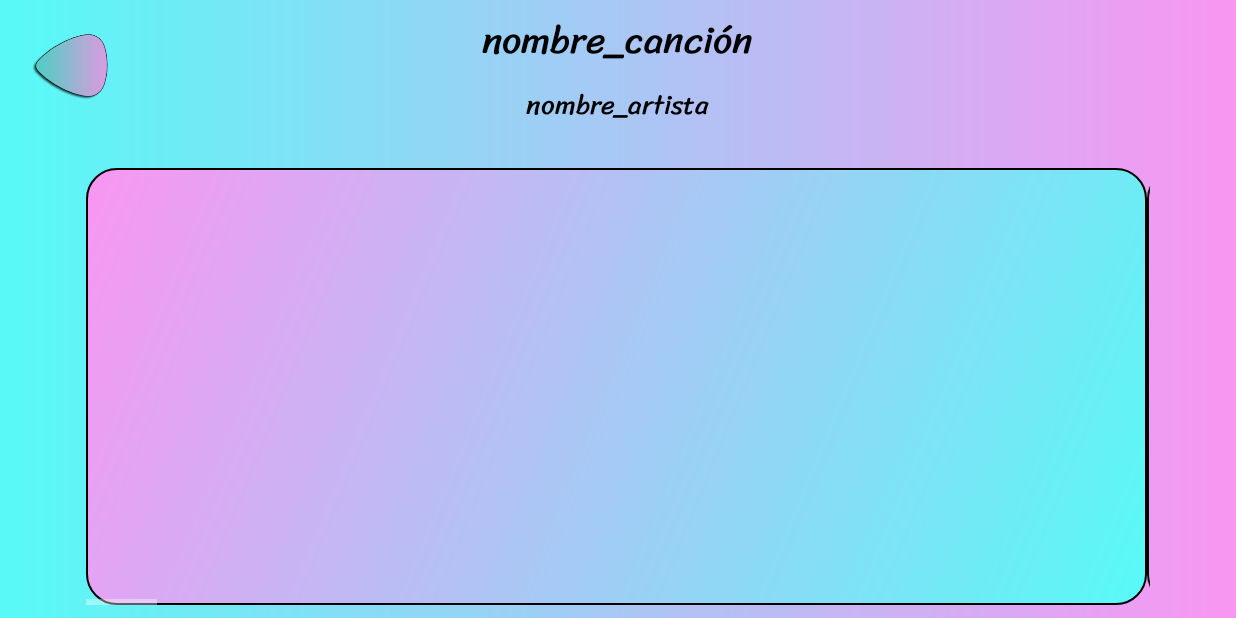
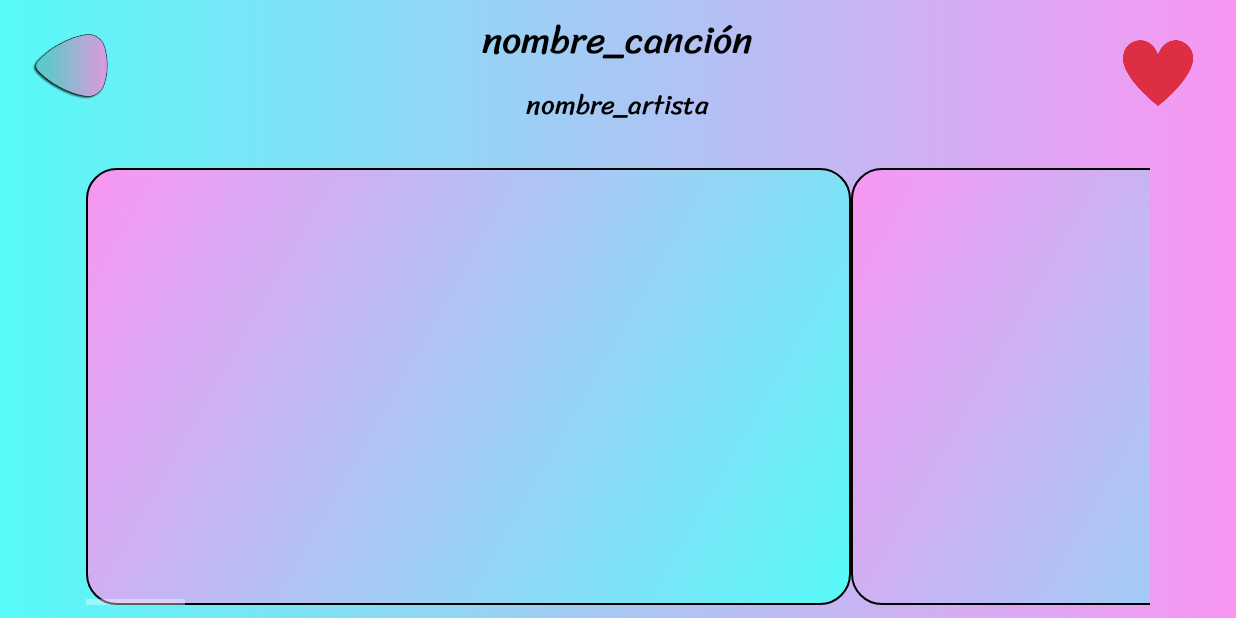
Before and after one commit to JBetancur0/PlayTabs_TFG, an Android app: the detalles_tab_activity screen opened directly, with no data from a screen before it, on a phone screen of 824 x 412 dp (held sideways). Run offline under Robolectric (Android 15) with nearby library versions, the phone set to English and light mode, and no system bars; our stand-ins replace Firebase (no records; nobody signed in at launch, a user with empty details on screens opened directly); Roboto replaces fonts that are not available here; 6 statements that could not run were skipped.

Commit message:
Visualizador de tabs terminado Añadido el sistema de favoritos

```diff
--- a/app/src/main/java/com/juancho_dam/playtabs/detalles_tab_activity.java
+++ b/app/src/main/java/com/juancho_dam/playtabs/detalles_tab_activity.java
@@ -1,19 +1,36 @@
 package com.juancho_dam.playtabs;
 
 import androidx.annotation.NonNull;
+import androidx.appcompat.app.AlertDialog;
 import androidx.appcompat.app.AppCompatActivity;
+import androidx.transition.ChangeImageTransform;
+import androidx.transition.Scene;
+import androidx.transition.TransitionManager;
 
+import android.content.DialogInterface;
 import android.content.Intent;
+import android.graphics.drawable.Animatable;
+import android.graphics.drawable.Drawable;
 import android.os.Bundle;
 import android.util.Log;
 import android.view.View;
+import android.view.animation.Animation;
+import android.view.animation.AnimationUtils;
 import android.widget.EditText;
 import android.widget.ImageView;
 import android.widget.LinearLayout;
 import android.widget.TextView;
+import android.widget.Toast;
 
 import com.google.android.gms.tasks.OnFailureListener;
 import com.google.android.gms.tasks.OnSuccessListener;
+import com.google.firebase.auth.FirebaseAuth;
+import com.google.firebase.auth.FirebaseUser;
+import com.google.firebase.database.DataSnapshot;
+import com.google.firebase.database.DatabaseError;
+import com.google.firebase.database.DatabaseReference;
+import com.google.firebase.database.FirebaseDatabase;
+import com.google.firebase.database.ValueEventListener;
 import com.google.firebase.storage.FirebaseStorage;
 import com.google.firebase.storage.ListResult;
 import com.google.firebase.storage.StorageReference;
@@ -25,6 +42,7 @@ import java.util.ArrayList;
 
 public class detalles_tab_activity extends AppCompatActivity {
 
+    private Tab t;
     private ImageView viewTab1;
     private ImageView viewTab2;
     private ImageView viewTab3;
@@ -44,8 +62,11 @@ public class detalles_tab_activity extends AppCompatActivity {
     private LinearLayout scrollCont;
     private TextView nombreTab;
     private TextView nombreArtista;
-    private ImageView btnAtras;
-
+    private FirebaseDatabase database;
+    private FirebaseAuth mAuth;
+    private FirebaseUser currentUser;
+    private ImageView btn_addFav;
+    private boolean isFav;
     @Override
     protected void onCreate(Bundle savedInstanceState) {
         super.onCreate(savedInstanceState);
@@ -66,27 +87,79 @@ public class detalles_tab_activity extends AppCompatActivity {
         viewTab13 = findViewById(R.id.tabView13);
         viewTab14 = findViewById(R.id.tabView14);
         viewTab15 = findViewById(R.id.tabView15);
+
+        btn_addFav = findViewById(R.id.btn_addFav);
         scrollCont = findViewById(R.id.scrollContainer);
         nombreTab = findViewById(R.id.txt_nombreTab);
         nombreArtista = findViewById(R.id.txt_nombreArtista);
-        btnAtras = findViewById(R.id.btn_backDetails);
 
+        database = FirebaseDatabase.getInstance();
+        mAuth = FirebaseAuth.getInstance();
+        currentUser = mAuth.getCurrentUser();
         storage = FirebaseStorage.getInstance();
 
 
         Intent i = getIntent();
 
         String idTab = "";
+        StorageReference listRef = null;
         if (i != null){
 
-            Tab t  = (Tab) i.getSerializableExtra(TabViewHolder.EXTRA_TAB_ITEM);
+            t  = (Tab) i.getSerializableExtra(TabViewHolder.EXTRA_TAB_ITEM);
             nombreTab.setText(t.getNombreCancion());
             nombreArtista.setText(t.getArtista());
             idTab = t.getIdCancion();
+            listRef = storage.getReference().child(t.getIdCancion()+"/");
         }
 
+        DatabaseReference refFavs = FirebaseDatabase.getInstance().getReference("favUsers").child(currentUser.getDisplayName());;
+        ArrayList<String> listFavs = new ArrayList<String>();
+        refFavs.addValueEventListener(new ValueEventListener() {
+            @Override
+            public void onDataChange(@NonNull DataSnapshot snapshot) {
 
-        StorageReference listRef = storage.getReference().child("1/");
+                for(DataSnapshot dataSnapshot : snapshot.getChildren())
+                {
+                    String s = (String) dataSnapshot.getValue(String.class);
+                    listFavs.add(s);
+                }
+
+                if (listFavs.contains(t.getIdCancion())){
+
+                    isFav = true;
+                }
+
+                else{
+
+                    isFav = false;
+
+                }
+
+                listFavs.clear();
+
+                if (isFav == true){
+
+                    btn_addFav.setImageResource(R.drawable.fav_heart_f);
+
+                }
+
+                else{
+
+                    btn_addFav.setImageResource(R.drawable.fav_heart);
+
+                }
+
+            }
+
+            @Override
+            public void onCancelled(@NonNull DatabaseError error) {
+
+            }
+        });
+
+
+
+
 
         String finalIdTab = idTab;
         listRef.listAll()
@@ -114,10 +187,8 @@ public class detalles_tab_activity extends AppCompatActivity {
 
                         for (StorageReference item : listResult.getItems()) {
                             numFotos++;
-                            // All the items under listRef.
                         }
                         String numF = String.valueOf(numFotos);
-                        Log.i("numF", numF);
 
                         int cont = 1;
                         for (ImageView i : imagenesTab){
@@ -139,9 +210,9 @@ public class detalles_tab_activity extends AppCompatActivity {
                 })
                 .addOnFailureListener(new OnFailureListener() {
                     @Override
+
                     public void onFailure(@NonNull Exception e) {
-                        // Uh-oh, an error occurred!ç
-                        Log.i("numF", "Error");
+
                     }
                 });
 
@@ -152,4 +223,76 @@ public class detalles_tab_activity extends AppCompatActivity {
 
         finish();
     }
+
+    public void addFav(View view) {
+
+        Intent i = getIntent();
+        Tab t  = (Tab) i.getSerializableExtra(TabViewHolder.EXTRA_TAB_ITEM);
+
+
+        if(isFav == true){
+
+            AlertDialog.Builder builder = new AlertDialog.Builder(this);
+            builder.setMessage("¿Deseas eliminar esta tablatura de favoritos?")
+                    .setTitle("Eliminar de Favoritos")
+                    .setPositiveButton("Si", new DialogInterface.OnClickListener() {
+                        public void onClick(DialogInterface dialog, int id) {
+                            String userName = currentUser.getDisplayName();
+
+                            DatabaseReference myRef = database.getInstance().getReference("favUsers/"+currentUser.getDisplayName()+"/"+t.getIdCancion());
+                            myRef.removeValue();
+
+                            myRef.removeValue(new DatabaseReference.CompletionListener() {
+                                @Override
+                                public void onComplete(DatabaseError error, DatabaseReference ref) {
+                                    if (error != null) {
+
+                                    } else {
+                                        Toast.makeText(detalles_tab_activity.this, "La tablatura se eliminó de favoritos", Toast.LENGTH_LONG).show();
+                                    }
+                                }
+                            });
+
+
+                        }
+                    })
+                    .setNegativeButton("No", new DialogInterface.OnClickListener() {
+                        public void onClick(DialogInterface dialog, int id) {
+                            Toast.makeText(detalles_tab_activity.this, "Operación cancelada", Toast.LENGTH_LONG).show();
+                        }
+                    });
+            builder.show();
+
+        }
+
+        else if(isFav == false){
+
+            AlertDialog.Builder builder = new AlertDialog.Builder(this);
+            builder.setMessage("¿Deseas añadir esta tablatura a favoritos?")
+                    .setTitle("Añadir a Favoritos")
+                    .setPositiveButton("Si", new DialogInterface.OnClickListener() {
+                        public void onClick(DialogInterface dialog, int id) {
+
+                            DatabaseReference myRef = database.getReference();
+
+                            String userName = currentUser.getDisplayName();
+
+                            myRef.child("favUsers").child(userName).child(t.getIdCancion()).setValue(t.getIdCancion());
+
+                            Toast.makeText(detalles_tab_activity.this, "La tablatura se añadió a favoritos", Toast.LENGTH_LONG).show();
+
+                        }
+                    })
+                    .setNegativeButton("No", new DialogInterface.OnClickListener() {
+                        public void onClick(DialogInterface dialog, int id) {
+                            Toast.makeText(detalles_tab_activity.this, "Operación cancelada", Toast.LENGTH_LONG).show();
+                        }
+                    });
+            builder.show();
+
+
+
+        }
+
+    }
 }
--- a/app/src/main/res/layout/activity_detalles_tab.xml
+++ b/app/src/main/res/layout/activity_detalles_tab.xml
@@ -25,91 +25,91 @@
 
             <ImageView
                 android:id="@+id/tabView1"
-                android:layout_width="707dp"
+                android:layout_width="510dp"
                 android:layout_height="match_parent"
                 app:srcCompat="@drawable/button_radius" />
 
             <ImageView
                 android:id="@+id/tabView2"
-                android:layout_width="707dp"
+                android:layout_width="510dp"
                 android:layout_height="match_parent"
                 app:srcCompat="@drawable/button_radius" />
 
             <ImageView
                 android:id="@+id/tabView3"
-                android:layout_width="707dp"
+                android:layout_width="510dp"
                 android:layout_height="match_parent"
                 app:srcCompat="@drawable/button_radius" />
 
             <ImageView
                 android:id="@+id/tabView4"
-                android:layout_width="707dp"
+                android:layout_width="510dp"
                 android:layout_height="match_parent"
                 app:srcCompat="@drawable/button_radius" />
 
             <ImageView
                 android:id="@+id/tabView5"
-                android:layout_width="707dp"
+                android:layout_width="510dp"
                 android:layout_height="match_parent"
                 app:srcCompat="@drawable/button_radius" />
 
             <ImageView
                 android:id="@+id/tabView6"
-                android:layout_width="707dp"
+                android:layout_width="510dp"
                 android:layout_height="match_parent"
                 app:srcCompat="@drawable/button_radius" />
 
             <ImageView
                 android:id="@+id/tabView7"
-                android:layout_width="707dp"
+                android:layout_width="510dp"
                 android:layout_height="match_parent"
                 app:srcCompat="@drawable/button_radius" />
 
             <ImageView
                 android:id="@+id/tabView8"
-                android:layout_width="707dp"
+                android:layout_width="510dp"
                 android:layout_height="match_parent"
                 app:srcCompat="@drawable/button_radius" />
 
             <ImageView
                 android:id="@+id/tabView9"
-                android:layout_width="707dp"
+                android:layout_width="510dp"
                 android:layout_height="match_parent"
                 app:srcCompat="@drawable/button_radius" />
 
             <ImageView
                 android:id="@+id/tabView10"
-                android:layout_width="707dp"
+                android:layout_width="510dp"
                 android:layout_height="match_parent"
                 app:srcCompat="@drawable/button_radius" />
 
             <ImageView
                 android:id="@+id/tabView11"
-                android:layout_width="707dp"
+                android:layout_width="510dp"
                 android:layout_height="match_parent"
                 app:srcCompat="@drawable/button_radius" />
 
             <ImageView
                 android:id="@+id/tabView12"
-                android:layout_width="707dp"
+                android:layout_width="510dp"
                 android:layout_height="match_parent"
                 app:srcCompat="@drawable/button_radius" />
 
             <ImageView
                 android:id="@+id/tabView13"
-                android:layout_width="707dp"
+                android:layout_width="510dp"
                 android:layout_height="match_parent"
                 app:srcCompat="@drawable/button_radius" />
 
             <ImageView
                 android:id="@+id/tabView14"
-                android:layout_width="707dp"
+                android:layout_width="510dp"
                 android:layout_height="match_parent"
                 app:srcCompat="@drawable/button_radius" />
 
             <ImageView
                 android:id="@+id/tabView15"
-                android:layout_width="707dp"
+                android:layout_width="510dp"
                 android:layout_height="match_parent"
                 app:srcCompat="@drawable/button_radius" />
         </LinearLayout>
@@ -155,6 +155,18 @@
         android:rotation="90"
         app:layout_constraintStart_toStartOf="parent"
         app:layout_constraintTop_toTopOf="parent"
-        app:srcCompat="@drawable/back_pick" />
+        app:srcCompat="@drawable/back_pick"
+        tools:ignore="SpeakableTextPresentCheck" />
+
+    <ImageView
+        android:id="@+id/btn_addFav"
+        android:layout_width="56dp"
+        android:layout_height="65dp"
+        android:layout_marginTop="16dp"
+        android:layout_marginEnd="24dp"
+        android:onClick="addFav"
+        app:layout_constraintEnd_toEndOf="parent"
+        app:layout_constraintTop_toTopOf="parent"
+        app:srcCompat="@drawable/fav_heart" />
 
 </androidx.constraintlayout.widget.ConstraintLayout>
```
Also changed, not shown: app/src/main/java/com/juancho_dam/playtabs/registrarse_activity.java (+10 -1 lines), app/src/main/res/drawable-v24/fav_heart.png (added), app/src/main/res/drawable-v24/fav_heart_f.png (added).
